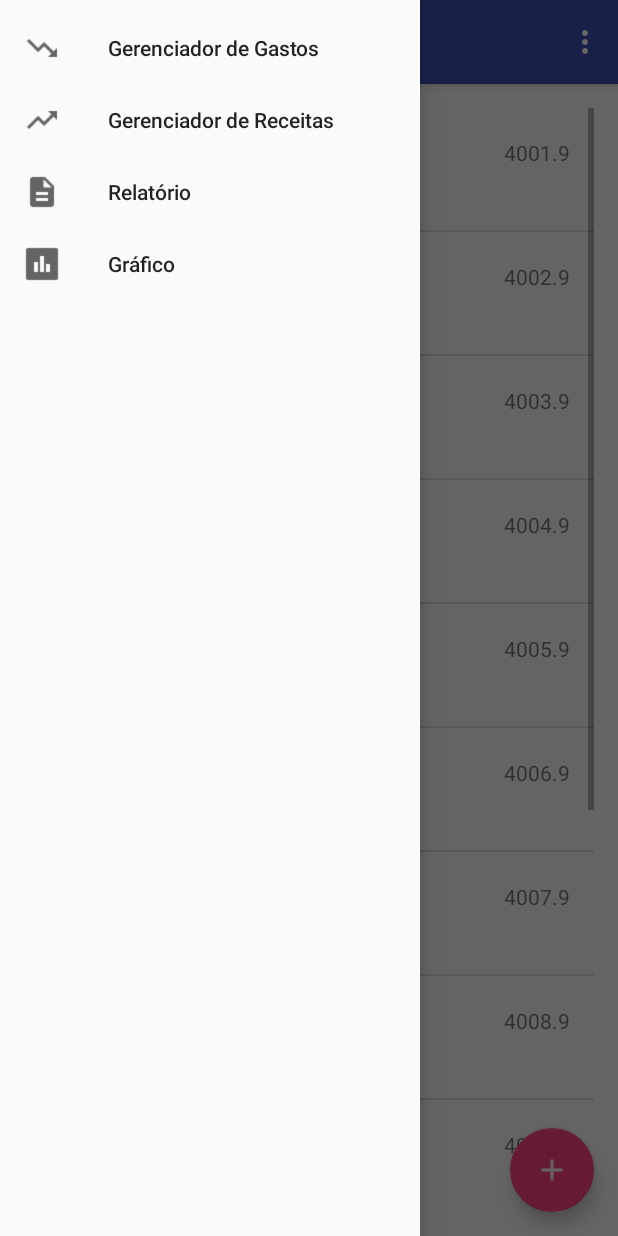
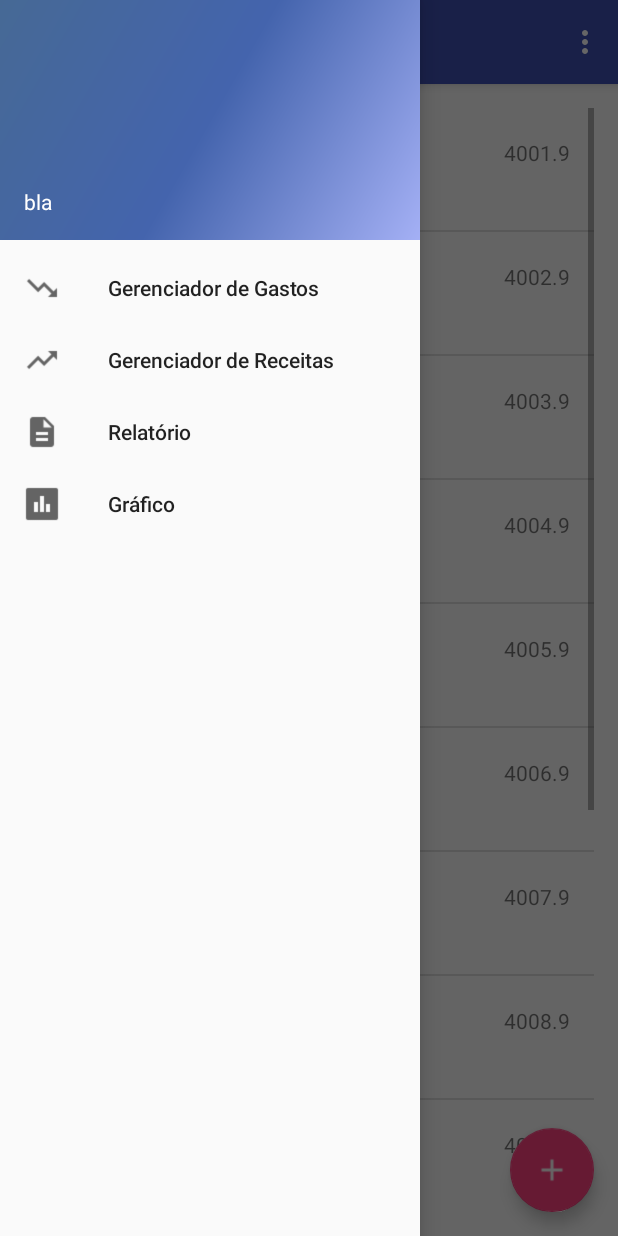
Before and after one commit to cassuci/equipe_rocket, an Android app: the GastoController screen opened directly, with no data from a screen before it, with the side drawer open, on a phone screen of 412 x 824 dp. Run offline under Robolectric (Android 15) with nearby library versions, the phone set to English and light mode, and no system bars.

Commit message:
Nova view para usuário sem gastos adicionados. Navigation header agora com nome do usuário.

```diff
--- a/app/src/main/java/com/draft/rckt/equiperocket/Gasto/GastoController.java
+++ b/app/src/main/java/com/draft/rckt/equiperocket/Gasto/GastoController.java
@@ -79,9 +79,33 @@ public class GastoController extends AppCompatActivity
 
         NavigationView navigationView = (NavigationView) findViewById(R.id.nav_view);
         navigationView.setNavigationItemSelectedListener(this);
+        View hView =  navigationView.getHeaderView(0);
+        TextView nav_user = (TextView)hView.findViewById(R.id.navHeaderTitle);
+        nav_user.setText("bla");
 
 
         prepareGastoData();
+        //gastoList = null;
+
+        if(checkNullList()){
+            createFirstAccessView();
+        }else{
+            createRecyclerView();
+        }
+
+
+    }
+
+    /**TODO
+     * Melhorar interface para usuário sem gastos adicionados.
+     */
+    private void createFirstAccessView() {
+        TextView nav_user = (TextView) findViewById(R.id.first_access);
+        nav_user.setText("Para adicionar um novo gasto, clique no botão + abaixo");
+
+    }
+
+    private void createRecyclerView() {
         recyclerView = (RecyclerView) findViewById(R.id.recycler_view);
 
         mAdapter = new CustomListAdapterGasto(gastoList);
@@ -94,7 +118,7 @@ public class GastoController extends AppCompatActivity
         recyclerView.addOnItemTouchListener(new RecyclerTouchListener(getApplicationContext(), recyclerView, new ClickListener() {
             @Override
             public void onClick(View view, int position) {
-               showGasto(position);
+                showGasto(position);
             }
 
             @Override
@@ -103,6 +127,10 @@ public class GastoController extends AppCompatActivity
             }
         }));
 
+    }
+
+    private boolean checkNullList() {
+        return ((gastoList == null) || gastoList.isEmpty());
     }
 
     /**TODO
--- a/app/src/main/java/com/draft/rckt/equiperocket/Receita/ReceitaController.java
+++ b/app/src/main/java/com/draft/rckt/equiperocket/Receita/ReceitaController.java
@@ -60,9 +60,9 @@ public class ReceitaController extends AppCompatActivity
                 /**TODO
                  * Inserir classe de Inserção de Receita aqui
                  *
-                 *  intent.setClass(GastoController.this,NOMECLASSEINSERCAORECEITA);
+                 *  intent.setClass(ReceitaController.this,NOMECLASSEINSERCAORECEITA);
                  */
-                intent.setClass(ReceitaController.this, ReceitaDetailController.class);
+                intent.setClass(ReceitaController.this, GastoController.class);
                 startActivity(intent);
                 Snackbar.make(view, "Receita adicionada", Snackbar.LENGTH_LONG)
                         .setAction("Action", null).show();
--- a/app/src/main/res/drawable/side_nav_bar.xml
+++ b/app/src/main/res/drawable/side_nav_bar.xml
@@ -2,8 +2,8 @@
     android:shape="rectangle">
     <gradient
         android:angle="135"
-        android:centerColor="#4CAF50"
-        android:endColor="#2E7D32"
-        android:startColor="#81C784"
+        android:centerColor="#4464ad"
+        android:endColor="#466995"
+        android:startColor="#a4b0f5"
         android:type="linear" />
 </shape>
--- a/app/src/main/res/layout/activity_gasto_controller.xml
+++ b/app/src/main/res/layout/activity_gasto_controller.xml
@@ -19,6 +19,7 @@
         android:layout_height="match_parent"
         android:layout_gravity="start"
         android:fitsSystemWindows="true"
+        app:headerLayout="@layout/nav_header_gasto_controller"
         app:menu="@menu/main_drawer" />
 
 </android.support.v4.widget.DrawerLayout>
--- a/app/src/main/res/layout/nav_header_gasto_controller.xml
+++ b/app/src/main/res/layout/nav_header_gasto_controller.xml
@@ -2,10 +2,19 @@
 <LinearLayout xmlns:android="http://schemas.android.com/apk/res/android"
     android:layout_width="match_parent"
     android:layout_height="@dimen/nav_header_height"
+    android:background="@drawable/side_nav_bar"
     android:gravity="bottom"
     android:orientation="vertical"
     android:paddingBottom="@dimen/activity_vertical_margin"
     android:paddingLeft="@dimen/activity_horizontal_margin"
     android:paddingRight="@dimen/activity_horizontal_margin"
     android:paddingTop="@dimen/activity_vertical_margin"
-    android:theme="@style/ThemeOverlay.AppCompat.Dark"/>
+    android:theme="@style/ThemeOverlay.AppCompat.Dark">
+
+    <TextView
+        android:layout_width="match_parent"
+        android:layout_height="wrap_content"
+        android:paddingTop="@dimen/nav_header_vertical_spacing"
+        android:id="@+id/navHeaderTitle"
+        android:textAppearance="@style/TextAppearance.AppCompat.Body1" />
+</LinearLayout>
```
Also changed, not shown: app/src/main/res/layout/content_gasto_controller.xml (+7 -0 lines).
